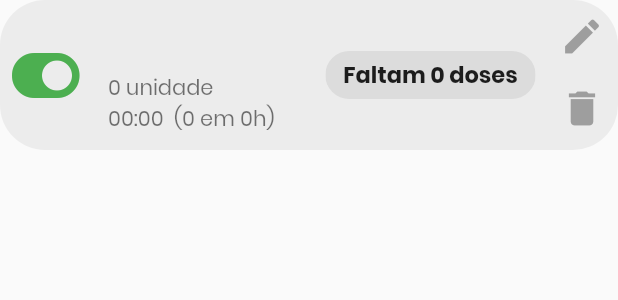
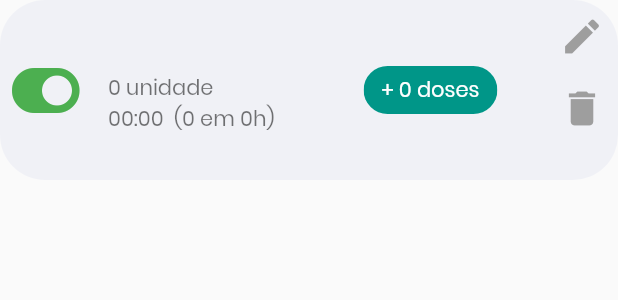
Before and after one commit to gussf/memory_pill, a Flutter app: what medicineSchedule() shows on an empty page, opened directly, on a phone screen of 412 x 824 dp. Shown: the top 300 px of the screen. Run offline on Flutter 3.47's test engine with Material 2 defaults, Android fonts, the phone set to English and light mode, and no system bars; our stand-ins replace font_awesome_flutter.

Commit message:
Refatorando UI

```diff
--- a/lib/models/medicine/medicine_model.dart
+++ b/lib/models/medicine/medicine_model.dart
@@ -34,7 +34,7 @@ class Medicine {
   String getMedicineDosageDescription() {
     if (this._dosage.isDaily) return "Diario";
 
-    return 'Faltam ${this._dosage.remainingDoses} doses';
+    return '+ ${this._dosage.remainingDoses} doses';
   }
 
   @override
--- a/lib/screens/home_screen.dart
+++ b/lib/screens/home_screen.dart
@@ -61,7 +61,7 @@ class _ScheduledMedicinesState extends State<ScheduledMedicines> {
   @override
   Widget build(BuildContext context) {
     Medicine amox = Medicine(
-        'Amoxicilina', Dosage(1, 10, 9, false, 8), MedicineSchedule(18, 45, true));
+        'Aspirina', Dosage(1, 10, 30, false, 8), MedicineSchedule(18, 45, true));
     Medicine viral = Medicine(
         'Antiviral', Dosage(2, 8, 0, true, null), MedicineSchedule(13, 23, false));
 
--- a/lib/screens/medicine_schedule_list.dart
+++ b/lib/screens/medicine_schedule_list.dart
@@ -7,10 +7,10 @@ Widget medicineSchedule(Medicine medicine) {
 
   return Container(
     decoration: BoxDecoration(
-      color: Colors.grey.withOpacity(0.15),
+      color: Colors.indigo.withOpacity(0.05),
       borderRadius: BorderRadius.circular(30),
     ),
-    height: 100.0,
+    height: 120.0,
     child: Row(
       children: <Widget>[
         IconButton(
@@ -20,11 +20,11 @@ Widget medicineSchedule(Medicine medicine) {
           onPressed: () {},
         ),
         Expanded(
-          child: Container(
-            child: medicineDescription(medicine),
-          ),
+          child: medicineDescription(medicine),
         ),
-        Expanded(child: medicineRemainingDosesInfo(medicine)),
+        Expanded(
+          child: medicineRemainingDosesInfo(medicine),
+        ),
         Column(
           children: <Widget>[
             IconButton(
@@ -46,7 +46,9 @@ Widget medicineDescription(Medicine medicine) {
   return Padding(
     padding: EdgeInsets.only(top: 20.0),
     child: ListTile(
-      title: Text(medicine.name, textAlign: TextAlign.left,),
+      title: Text(medicine.name,
+          textAlign: TextAlign.left,
+          style: TextStyle(fontWeight: FontWeight.bold)),
       subtitle: Column(
         crossAxisAlignment: CrossAxisAlignment.start,
         children: <Widget>[
@@ -58,10 +60,11 @@ Widget medicineDescription(Medicine medicine) {
   );
 }
 
-
 Widget medicineRemainingDosesInfo(Medicine medicine) {
   return Chip(
     label: Text(medicine.getMedicineDosageDescription(),
-        style: TextStyle(fontWeight: FontWeight.bold, fontSize: 15.0)),
+        style: TextStyle(
+            fontSize: 14.0, color: Colors.white)),
+    backgroundColor: Colors.teal,
   );
 }
```
